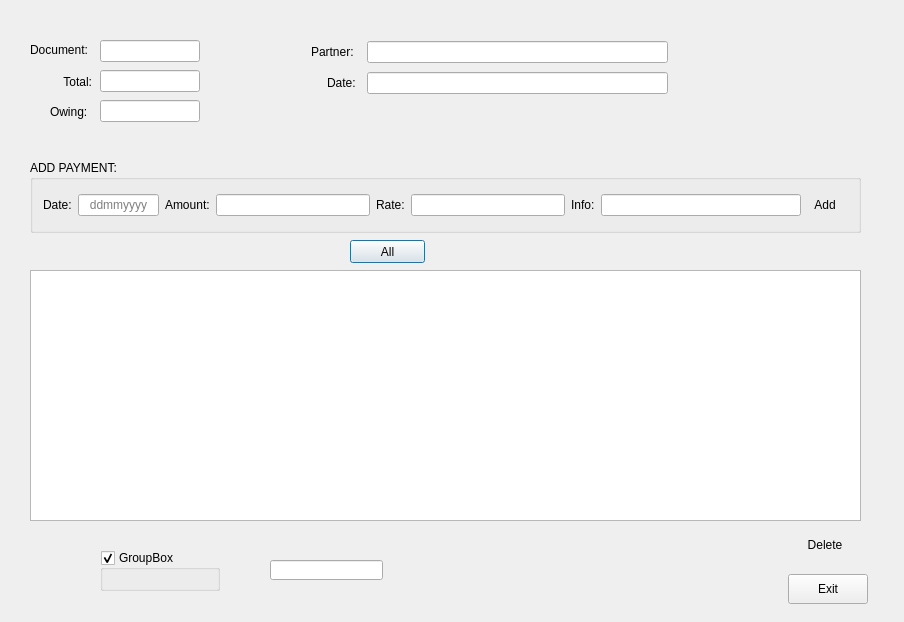
First picture: the form in uis/payments_form.ui, repository andrei219/euromedia, before the edit.
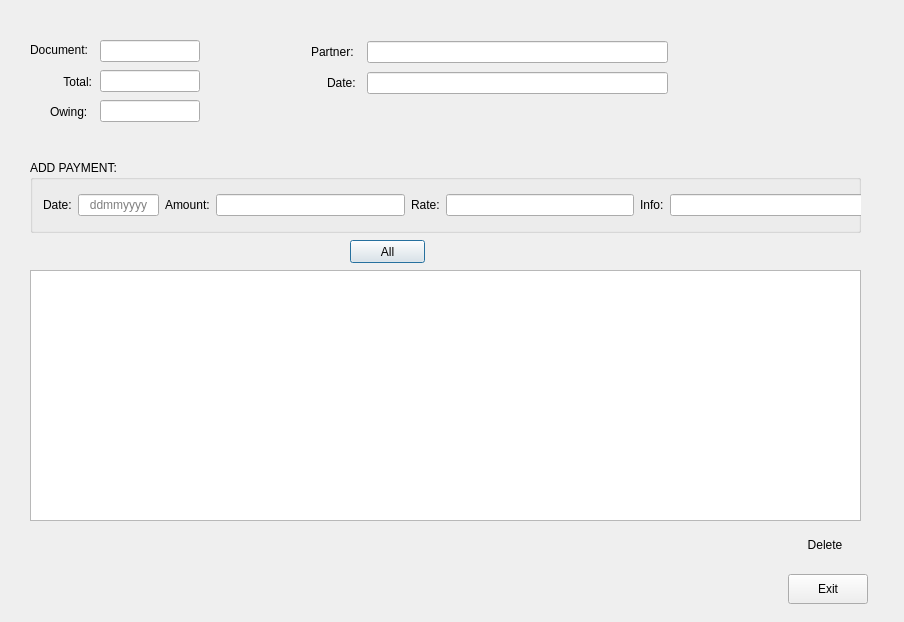
Second picture: the form after the edit. Icons and pictures are not drawn.

Commit message: Payments Invoice Implemented

```diff
--- a/uis/payments_form.ui
+++ b/uis/payments_form.ui
@@ -82,7 +82,7 @@
      <rect>
       <x>13</x>
       <y>29</y>
-      <width>800</width>
+      <width>869</width>
       <height>32</height>
      </rect>
     </property>
@@ -468,32 +468,6 @@
     <string>Exit</string>
    </property>
   </widget>
-  <widget class="QGroupBox" name="testgroup">
-   <property name="geometry">
-    <rect>
-     <x>100</x>
-     <y>550</y>
-     <width>120</width>
-     <height>41</height>
-    </rect>
-   </property>
-   <property name="title">
-    <string>GroupBox</string>
-   </property>
-   <property name="checkable">
-    <bool>true</bool>
-   </property>
-  </widget>
-  <widget class="QLineEdit" name="lineEdit">
-   <property name="geometry">
-    <rect>
-     <x>270</x>
-     <y>560</y>
-     <width>113</width>
-     <height>20</height>
-    </rect>
-   </property>
-  </widget>
  </widget>
  <tabstops>
   <tabstop>date_line_edit</tabstop>
```
The commit also changes 13 other files.
